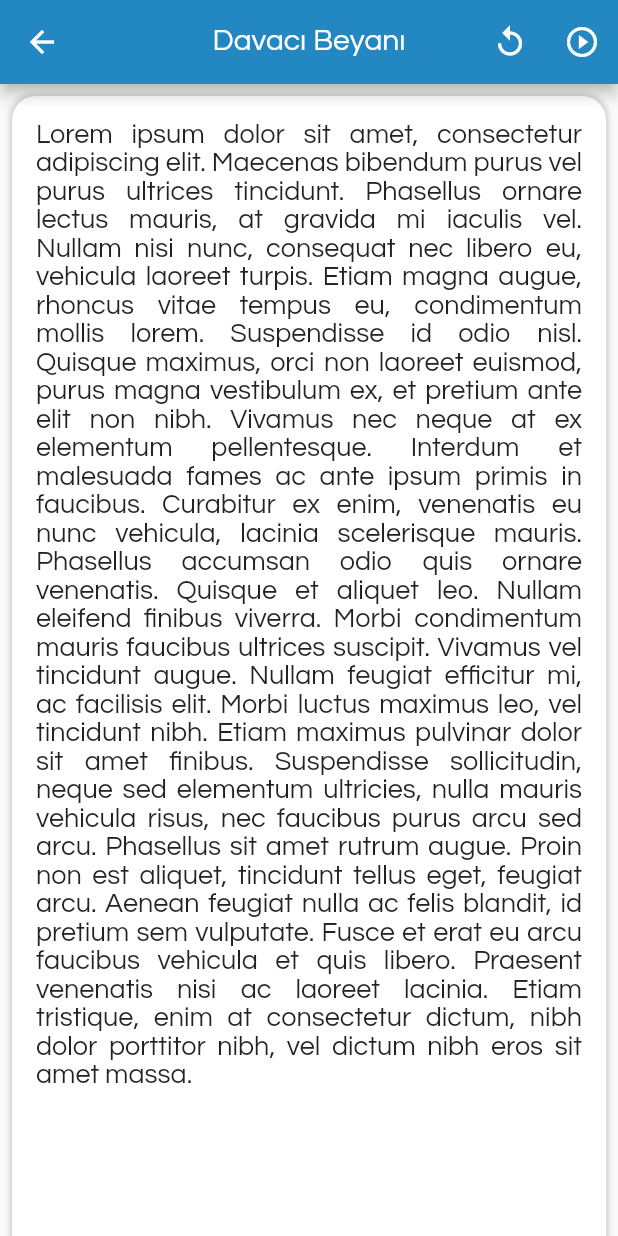
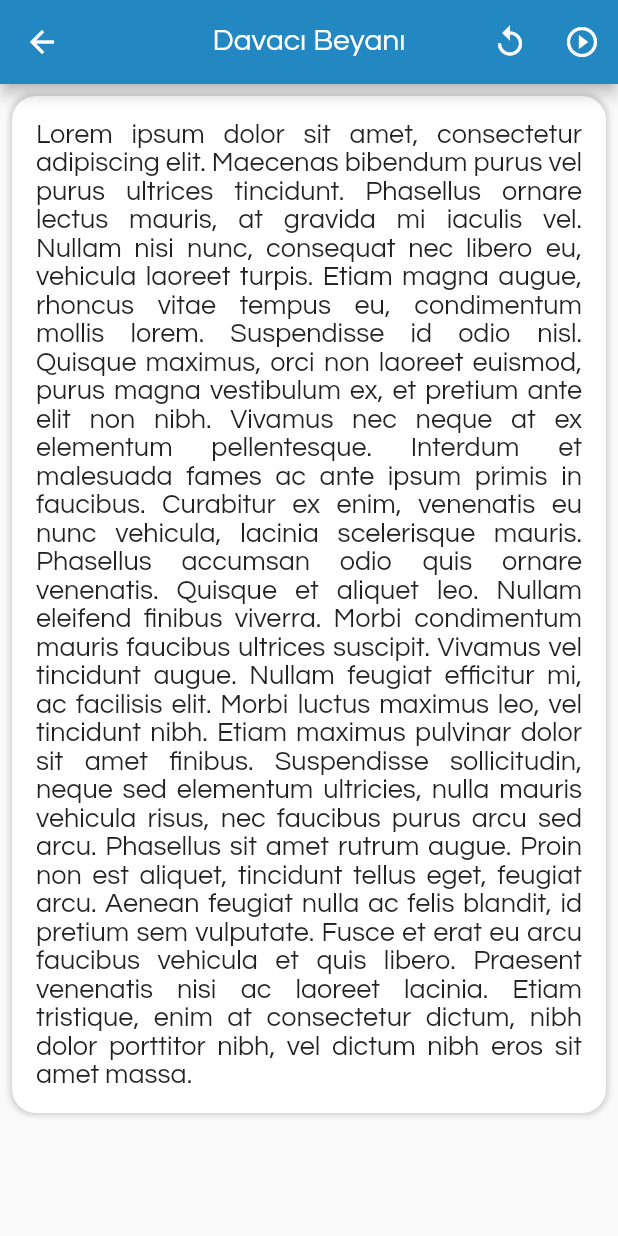
Before and after one commit to onurmio/justice-app, a Flutter app: the ComplainantStatePage screen opened directly, on a phone screen of 412 x 824 dp. Run offline on Flutter 3.47's test engine with Material 2 defaults, Android fonts, the phone set to English and light mode, and no system bars; our stand-ins replace dio, flutter_tts, syncfusion_flutter_calendar; accounts and stored records are empty.

Commit message:
real finish commit

```diff
--- a/lib/UI/complainantsStatePage.dart
+++ b/lib/UI/complainantsStatePage.dart
@@ -83,7 +83,6 @@ class _ComplainantStatePageState extends State<ComplainantStatePage> {
       child: Container(
         margin: EdgeInsets.all(8.0),
         padding: EdgeInsets.all(16.0),
-        height: MediaQuery.of(context).size.height,
         width: MediaQuery.of(context).size.width,
         decoration: BoxDecoration(
             color: Colors.white,
--- a/lib/UI/defendantStatePage.dart
+++ b/lib/UI/defendantStatePage.dart
@@ -83,7 +83,6 @@ class _DefendantStatePageState extends State<DefendantStatePage> {
       child: Container(
         margin: EdgeInsets.all(8.0),
         padding: EdgeInsets.all(16.0),
-        height: MediaQuery.of(context).size.height,
         width: MediaQuery.of(context).size.width,
         decoration: BoxDecoration(
             color: Colors.white,
--- a/lib/UI/judgeStatePage.dart
+++ b/lib/UI/judgeStatePage.dart
@@ -85,7 +85,6 @@ class _JudgeStatePageState extends State<JudgeStatePage> {
       child: Container(
         margin: EdgeInsets.all(8.0),
         padding: EdgeInsets.all(16.0),
-        height: MediaQuery.of(context).size.height,
         width: MediaQuery.of(context).size.width,
         decoration: BoxDecoration(
             color: Colors.white,
--- a/lib/UI/witnessStatePage.dart
+++ b/lib/UI/witnessStatePage.dart
@@ -85,7 +85,6 @@ class _WitnessStatePageState extends State<WitnessStatePage> {
       child: Container(
         margin: EdgeInsets.all(8.0),
         padding: EdgeInsets.all(16.0),
-        height: MediaQuery.of(context).size.height,
         width: MediaQuery.of(context).size.width,
         decoration: BoxDecoration(
             color: Colors.white,
```
Also changed, not shown: 1 other file.
